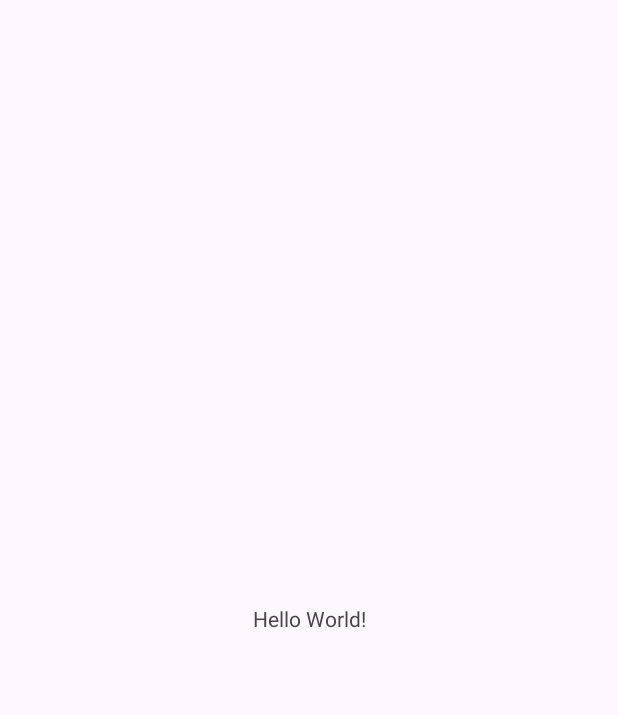
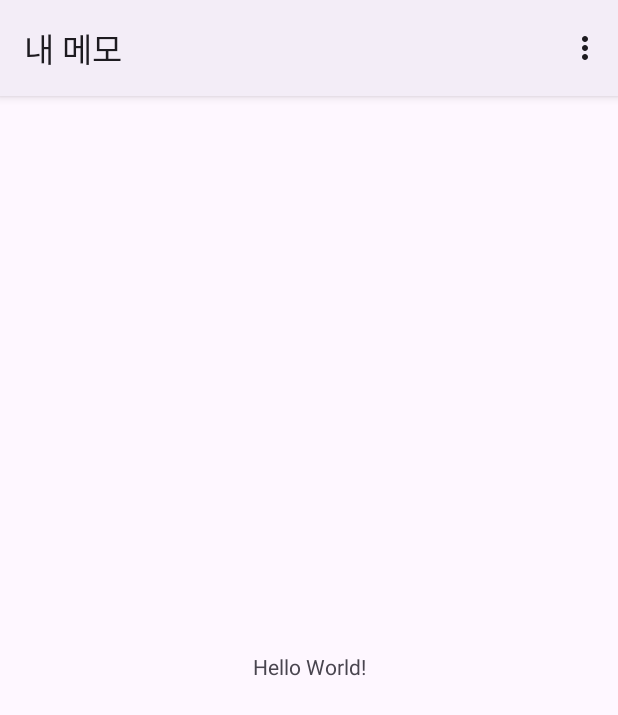
Before and after one commit to doogunwo/memo, an Android app: the screen it shows after launch (MainActivity), on a phone screen of 412 x 824 dp. Before the commit the part shown is almost empty. Shown: the top 715 px of the screen. Run offline under Robolectric (Android 15) with nearby library versions, the phone set to English and light mode, and no system bars.

Commit message:
타이블바 만듬

```diff
--- a/app/build.gradle.kts
+++ b/app/build.gradle.kts
@@ -4,7 +4,7 @@ plugins {
 
 android {
     namespace = "com.cookandroid.memo"
-    compileSdk = 33
+    compileSdk = 34
 
     defaultConfig {
         applicationId = "com.cookandroid.memo"
@@ -32,7 +32,6 @@ android {
 }
 
 dependencies {
-
     implementation("androidx.appcompat:appcompat:1.6.1")
     implementation("com.google.android.material:material:1.10.0")
     implementation("androidx.constraintlayout:constraintlayout:2.1.4")
--- a/app/src/main/AndroidManifest.xml
+++ b/app/src/main/AndroidManifest.xml
@@ -11,7 +11,7 @@
         android:roundIcon="@mipmap/ic_launcher_round"
         android:supportsRtl="true"
         android:theme="@style/Theme.Memo"
-        tools:targetApi="31">
+        tools:targetApi="29">
         <activity
             android:name=".MainActivity"
             android:exported="true">
--- a/app/src/main/java/com/cookandroid/memo/MainActivity.java
+++ b/app/src/main/java/com/cookandroid/memo/MainActivity.java
@@ -1,8 +1,14 @@
 package com.cookandroid.memo;
 
 import androidx.appcompat.app.AppCompatActivity;
+import androidx.appcompat.widget.PopupMenu;
 
 import android.os.Bundle;
+import android.view.Menu;
+import android.view.MenuInflater;
+import android.view.MenuItem;
+import android.view.Window;
+import android.widget.Toast;
 
 public class MainActivity extends AppCompatActivity {
 
@@ -10,5 +16,37 @@ public class MainActivity extends AppCompatActivity {
     protected void onCreate(Bundle savedInstanceState) {
         super.onCreate(savedInstanceState);
         setContentView(R.layout.activity_main);
+        setTitle("내 메모");
+        //제목 변경
+
     }
+
+    @Override
+    public boolean onCreateOptionsMenu(Menu menu) {
+        getMenuInflater().inflate(R.menu.main,menu);
+        return true;
+    }
+
+    @Override
+    public boolean onOptionsItemSelected(MenuItem item){
+        int itemId = item.getItemId(); // 변수로 값을 받아옴
+        if(itemId==R.id.make){
+            createNewMemo();
+        }
+        if(itemId==R.id.info){
+            showDeveloperInfo();
+        }
+        return super.onOptionsItemSelected(item);
+    }
+
+
+    public void createNewMemo(){
+        Toast.makeText(this,"메모 작성 누름",Toast.LENGTH_SHORT).show();
+    }
+
+    public void showDeveloperInfo(){
+        Toast.makeText(this,"개발자 정보 누름",Toast.LENGTH_SHORT).show();
+    }
+
+
 }
--- /dev/null
+++ b/app/src/main/res/layout/modifymemo.xml
@@ -0,0 +1,6 @@
+<?xml version="1.0" encoding="utf-8"?>
+<androidx.constraintlayout.widget.ConstraintLayout xmlns:android="http://schemas.android.com/apk/res/android"
+    android:layout_width="match_parent"
+    android:layout_height="match_parent">
+
+</androidx.constraintlayout.widget.ConstraintLayout>
--- /dev/null
+++ b/app/src/main/res/layout/myinfo.xml
@@ -0,0 +1,6 @@
+<?xml version="1.0" encoding="utf-8"?>
+<androidx.constraintlayout.widget.ConstraintLayout xmlns:android="http://schemas.android.com/apk/res/android"
+    android:layout_width="match_parent"
+    android:layout_height="match_parent">
+
+</androidx.constraintlayout.widget.ConstraintLayout>
--- /dev/null
+++ b/app/src/main/res/layout/newmemo.xml
@@ -0,0 +1,6 @@
+<?xml version="1.0" encoding="utf-8"?>
+<androidx.constraintlayout.widget.ConstraintLayout xmlns:android="http://schemas.android.com/apk/res/android"
+    android:layout_width="match_parent"
+    android:layout_height="match_parent">
+
+</androidx.constraintlayout.widget.ConstraintLayout>
--- /dev/null
+++ b/app/src/main/res/layout/viewmemo.xml
@@ -0,0 +1,6 @@
+<?xml version="1.0" encoding="utf-8"?>
+<androidx.constraintlayout.widget.ConstraintLayout xmlns:android="http://schemas.android.com/apk/res/android"
+    android:layout_width="match_parent"
+    android:layout_height="match_parent">
+
+</androidx.constraintlayout.widget.ConstraintLayout>
--- /dev/null
+++ b/app/src/main/res/menu/main.xml
@@ -0,0 +1,12 @@
+<?xml version="1.0" encoding="utf-8"?>
+<menu xmlns:android="http://schemas.android.com/apk/res/android">
+
+    <item
+        android:id="@+id/make"
+        android:title="새 메모 작성"
+        />
+    <item
+        android:id="@+id/info"
+        android:title="개발자 정보 보기"
+        />
+</menu>
--- a/app/src/main/res/values/themes.xml
+++ b/app/src/main/res/values/themes.xml
@@ -1,7 +1,8 @@
 <resources xmlns:tools="http://schemas.android.com/tools">
     <!-- Base application theme. -->
-    <style name="Base.Theme.Memo" parent="Theme.Material3.DayNight.NoActionBar">
+    <style name="Base.Theme.Memo" parent="Theme.Material3.DayNight.DialogWhenLarge">
         <!-- Customize your light theme here. -->
+        <item name="android:title">내 메모</item>
         <!-- <item name="colorPrimary">@color/my_light_primary</item> -->
     </style>
 
```
